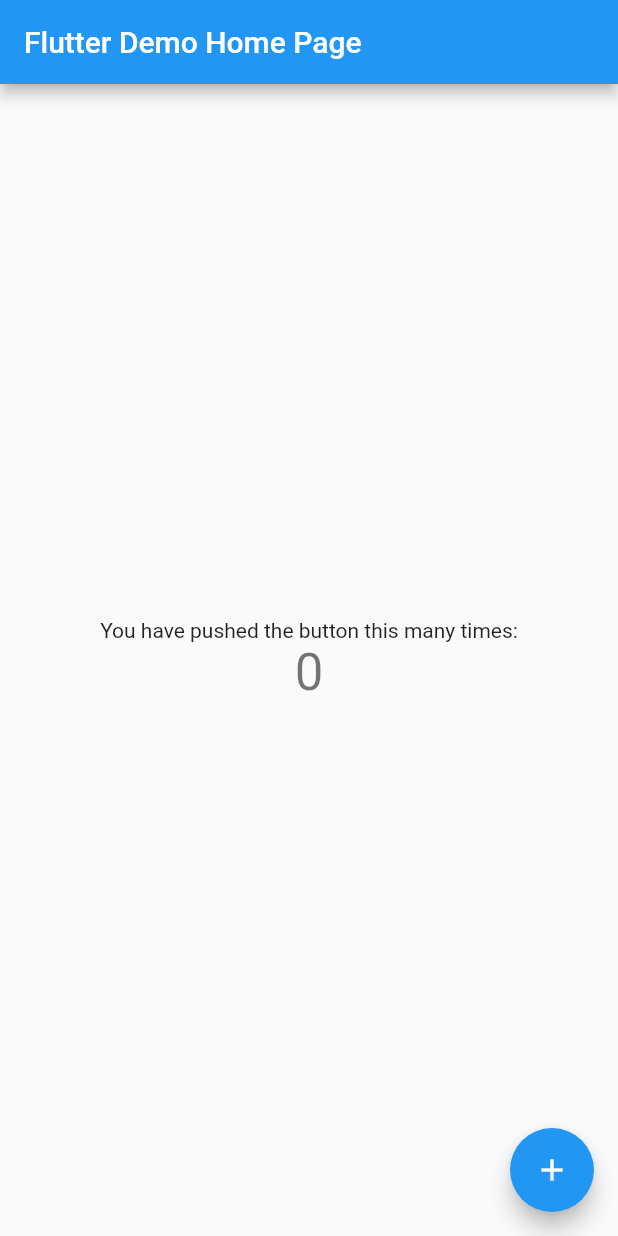
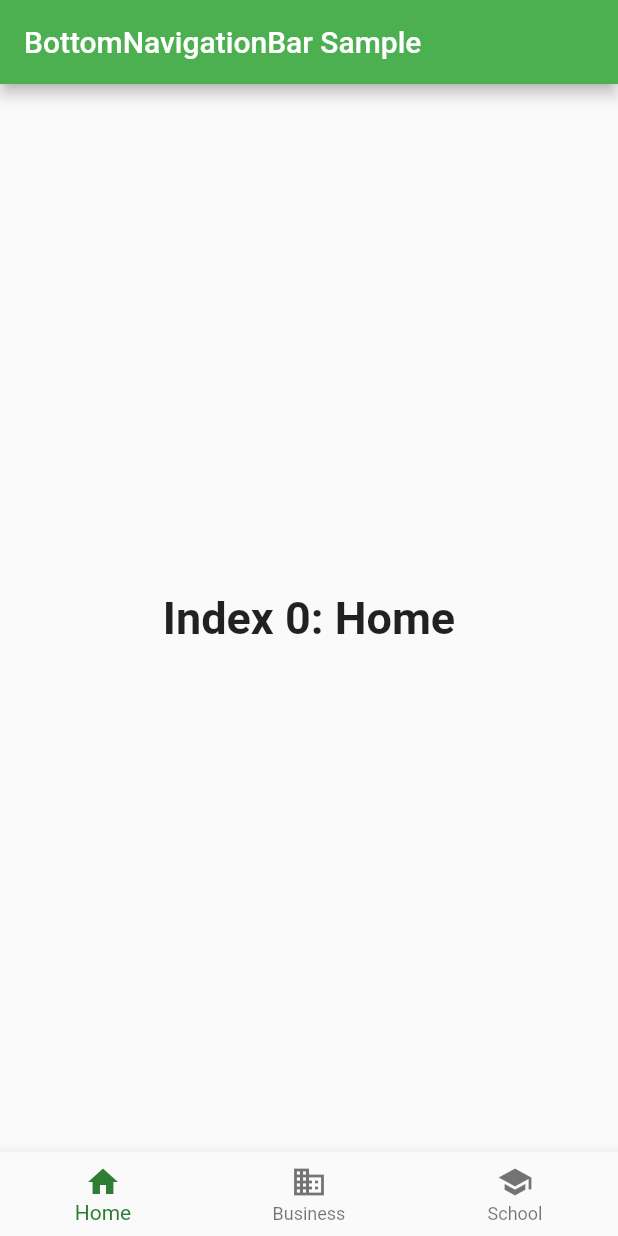
Before and after one commit to WhatANiceDayToCode/Projet_Flutter, a Flutter app: the screen it shows after launch, on a phone screen of 412 x 824 dp. Run offline on Flutter 3.47's test engine with Material 2 defaults, Android fonts, the phone set to English and light mode, and no system bars.

Commit message:
3 pages added

```diff
--- a/projet_flutter/lib/main.dart
+++ b/projet_flutter/lib/main.dart
@@ -1,115 +1,84 @@
 import 'package:flutter/material.dart';
 
-void main() {
-  runApp(const MyApp());
-}
+void main() => runApp(const MyApp());
 
 class MyApp extends StatelessWidget {
   const MyApp({Key? key}) : super(key: key);
 
-  // This widget is the root of your application.
+  static const String _title = 'Bottom Nav Sample';
+
   @override
   Widget build(BuildContext context) {
     return MaterialApp(
-      title: 'Flutter Demo',
+      title: _title,
+      home: const MyStatefulWidget(),
       theme: ThemeData(
-        // This is the theme of your application.
-        //
-        // Try running your application with "flutter run". You'll see the
-        // application has a blue toolbar. Then, without quitting the app, try
-        // changing the primarySwatch below to Colors.green and then invoke
-        // "hot reload" (press "r" in the console where you ran "flutter run",
-        // or simply save your changes to "hot reload" in a Flutter IDE).
-        // Notice that the counter didn't reset back to zero; the application
-        // is not restarted.
-        primarySwatch: Colors.blue,
+        primarySwatch: Colors.green,
       ),
-      home: const MyHomePage(title: 'Flutter Demo Home Page'),
     );
   }
 }
 
-class MyHomePage extends StatefulWidget {
-  const MyHomePage({Key? key, required this.title}) : super(key: key);
-
-  // This widget is the home page of your application. It is stateful, meaning
-  // that it has a State object (defined below) that contains fields that affect
-  // how it looks.
-
-  // This class is the configuration for the state. It holds the values (in this
-  // case the title) provided by the parent (in this case the App widget) and
-  // used by the build method of the State. Fields in a Widget subclass are
-  // always marked "final".
-
-  final String title;
+class MyStatefulWidget extends StatefulWidget {
+  const MyStatefulWidget({Key? key}) : super(key: key);
 
   @override
-  State<MyHomePage> createState() => _MyHomePageState();
+  State<MyStatefulWidget> createState() => _MyStatefulWidgetState();
 }
 
-class _MyHomePageState extends State<MyHomePage> {
-  int _counter = 0;
+class _MyStatefulWidgetState extends State<MyStatefulWidget> {
+  int _selectedIndex = 0;
+  static const TextStyle optionStyle =
+      TextStyle(fontSize: 30, fontWeight: FontWeight.bold);
+  static const List<Widget> _widgetOptions = <Widget>[
+    Text(
+      'Index 0: Home',
+      style: optionStyle,
+    ),
+    Text(
+      'Index 1: Business',
+      style: optionStyle,
+    ),
+    Text(
+      'Index 2: School',
+      style: optionStyle,
+    ),
+  ];
 
-  void _incrementCounter() {
+  void _onItemTapped(int index) {
     setState(() {
-      // This call to setState tells the Flutter framework that something has
-      // changed in this State, which causes it to rerun the build method below
-      // so that the display can reflect the updated values. If we changed
-      // _counter without calling setState(), then the build method would not be
-      // called again, and so nothing would appear to happen.
-      _counter++;
+      _selectedIndex = index;
     });
   }
 
   @override
   Widget build(BuildContext context) {
-    // This method is rerun every time setState is called, for instance as done
-    // by the _incrementCounter method above.
-    //
-    // The Flutter framework has been optimized to make rerunning build methods
-    // fast, so that you can just rebuild anything that needs updating rather
-    // than having to individually change instances of widgets.
     return Scaffold(
       appBar: AppBar(
-        // Here we take the value from the MyHomePage object that was created by
-        // the App.build method, and use it to set our appbar title.
-        title: Text(widget.title),
+        title: const Text('BottomNavigationBar Sample'),
       ),
       body: Center(
-        // Center is a layout widget. It takes a single child and positions it
-        // in the middle of the parent.
-        child: Column(
-          // Column is also a layout widget. It takes a list of children and
-          // arranges them vertically. By default, it sizes itself to fit its
-          // children horizontally, and tries to be as tall as its parent.
-          //
-          // Invoke "debug painting" (press "p" in the console, choose the
-          // "Toggle Debug Paint" action from the Flutter Inspector in Android
-          // Studio, or the "Toggle Debug Paint" command in Visual Studio Code)
-          // to see the wireframe for each widget.
-          //
-          // Column has various properties to control how it sizes itself and
-          // how it positions its children. Here we use mainAxisAlignment to
-          // center the children vertically; the main axis here is the vertical
-          // axis because Columns are vertical (the cross axis would be
-          // horizontal).
-          mainAxisAlignment: MainAxisAlignment.center,
-          children: <Widget>[
-            const Text(
-              'You have pushed the button this many times:',
-            ),
-            Text(
-              '$_counter',
-              style: Theme.of(context).textTheme.headline4,
-            ),
-          ],
-        ),
+        child: _widgetOptions.elementAt(_selectedIndex),
       ),
-      floatingActionButton: FloatingActionButton(
-        onPressed: _incrementCounter,
-        tooltip: 'Increment',
-        child: const Icon(Icons.add),
-      ), // This trailing comma makes auto-formatting nicer for build methods.
+      bottomNavigationBar: BottomNavigationBar(
+        items: const <BottomNavigationBarItem>[
+          BottomNavigationBarItem(
+            icon: Icon(Icons.home),
+            label: 'Home',
+          ),
+          BottomNavigationBarItem(
+            icon: Icon(Icons.business),
+            label: 'Business',
+          ),
+          BottomNavigationBarItem(
+            icon: Icon(Icons.school),
+            label: 'School',
+          ),
+        ],
+        currentIndex: _selectedIndex,
+        selectedItemColor: Colors.green[800],
+        onTap: _onItemTapped,
+      ),
     );
   }
 }
```
